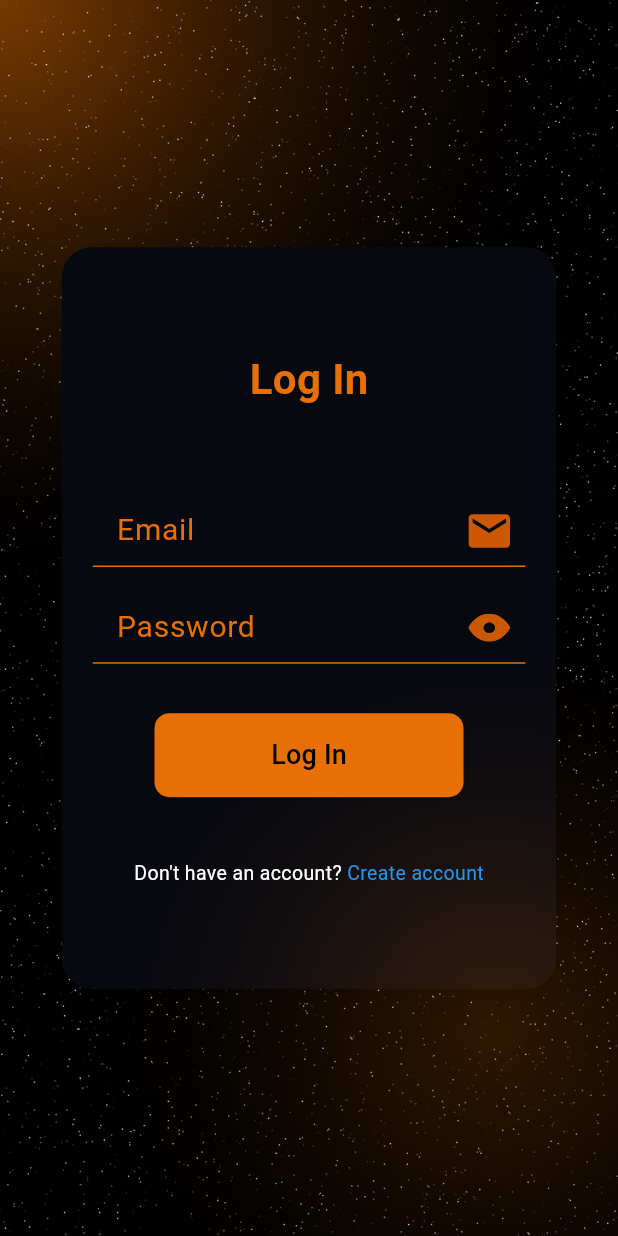
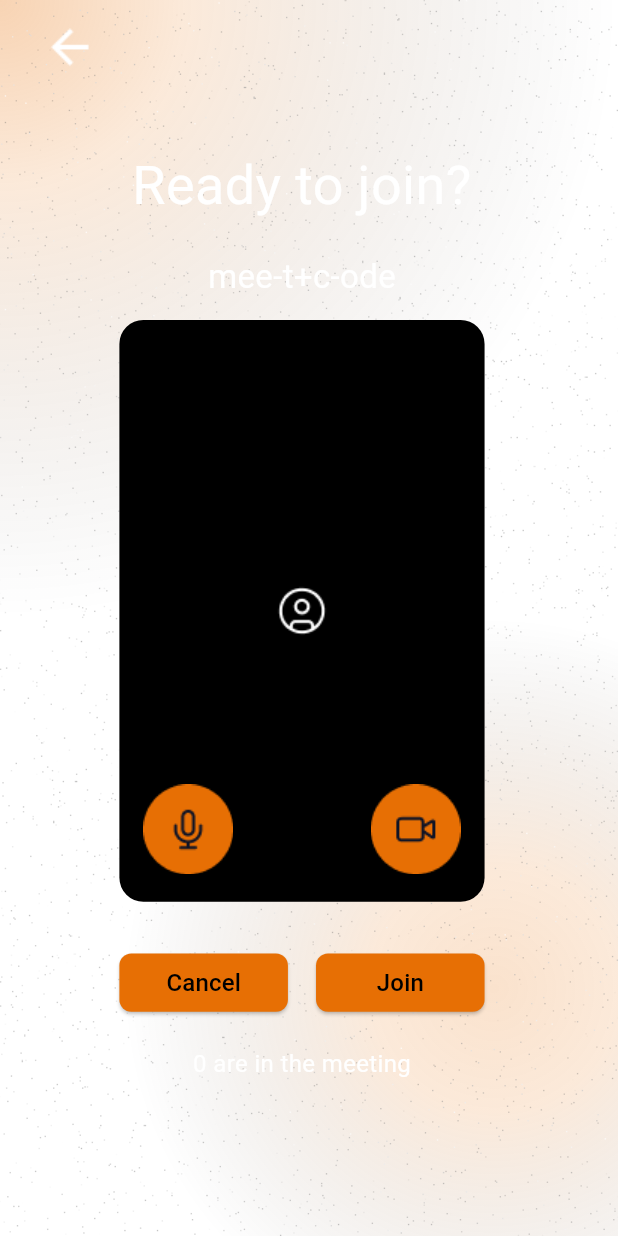
Before and after one commit to MLSAKIIT/weave-app, a Flutter app: the screen it shows after launch, on a phone screen of 412 x 824 dp. Run offline on Flutter 3.47's test engine with Material 3 defaults, Android fonts, the phone set to English and light mode, and no system bars; our stand-ins replace flutter_svg, google_fonts.

Commit message:
Preview UI Page completed

```diff
--- a/lib/main.dart
+++ b/lib/main.dart
@@ -1,36 +1,59 @@
+// import 'package:flutter/material.dart';
+// import 'package:weave_app/pages/email_verified.dart';
+// import 'package:weave_app/pages/Login.dart';
+// import 'package:weave_app/pages/reset_link_sent.dart';
+// import 'package:weave_app/pages/SignUp.dart';
+// import 'package:weave_app/pages/splashScreen.dart';
+// import 'package:weave_app/pages/email_sent.dart';
+// import 'package:weave_app/pages/reconnect.dart';
+//
+// void main() {
+//   runApp(MaterialApp(
+//     debugShowCheckedModeBanner: false,
+//     initialRoute: '/splash',
+//     routes: {
+//       // Initial Routes
+//       '/splash': (context) => SplashScreen(),
+//       '/': (context) => const Login(),
+//
+//       // Auth Routes
+//       '/Login': (context) => const Login(),
+//       '/SignUp': (context) => const SignUp(),
+//       '/email-verified': (context) => const EmailVerifiedPage(),
+//       '/reset-link-sent': (context) => const ResetLinkSent(),
+//       '/email-sent': (context) => const EmailSentPage(),
+//
+//       // Meeting Routes
+//       '/reconnect': (context) => const ReconnectPage(),
+//
+//       // Add other routes as needed
+//     },
+//     theme: ThemeData(
+//       primaryColor: const Color(0xFFE76F04),
+//       scaffoldBackgroundColor: const Color(0xFF070910),
+//     ),
+//   ));
+// }
+
+
+
+
+
 import 'package:flutter/material.dart';
-import 'package:weave_app/pages/email_verified.dart';
-import 'package:weave_app/pages/Login.dart';
-import 'package:weave_app/pages/reset_link_sent.dart';
-import 'package:weave_app/pages/SignUp.dart';
-import 'package:weave_app/pages/splashScreen.dart';
-import 'package:weave_app/pages/email_sent.dart';
-import 'package:weave_app/pages/reconnect.dart';
+import 'package:weave_app/pages/Preview.dart';
 
-void main() {
-  runApp(MaterialApp(
-    debugShowCheckedModeBanner: false,
-    initialRoute: '/splash',
-    routes: {
-      // Initial Routes
-      '/splash': (context) => SplashScreen(),
-      '/': (context) => const Login(),
+void main () {
+  runApp(MyApp());
+}
 
-      // Auth Routes
-      '/Login': (context) => const Login(),
-      '/SignUp': (context) => const SignUp(),
-      '/email-verified': (context) => const EmailVerifiedPage(),
-      '/reset-link-sent': (context) => const ResetLinkSent(),
-      '/email-sent': (context) => const EmailSentPage(),
+class MyApp extends StatelessWidget {
+  const MyApp({super.key});
 
-      // Meeting Routes
-      '/reconnect': (context) => const ReconnectPage(),
-
-      // Add other routes as needed
-    },
-    theme: ThemeData(
-      primaryColor: const Color(0xFFE76F04),
-      scaffoldBackgroundColor: const Color(0xFF070910),
-    ),
-  ));
+  @override
+  Widget build(BuildContext context) {
+    return MaterialApp(
+      debugShowCheckedModeBanner: false,
+      home: Preview(),
+    );
+  }
 }
--- /dev/null
+++ b/lib/pages/Preview.dart
@@ -0,0 +1,237 @@
+import 'package:flutter/material.dart';
+
+class Preview extends StatefulWidget {
+  const Preview({super.key});
+
+  @override
+  State<Preview> createState() => _PreviewState();
+}
+
+class _PreviewState extends State<Preview> {
+  String link = "mee-t+c-ode"; // Default Meeting code.
+  int people = 0; // Default Number of people.
+
+  @override
+  void initState() { // Incorrect method name
+    super.initState();
+    link = "mee-t+c-ode"; // Default Meeting code. Here, the meeting code will be updated, this will be completed once, the meeting code is given by the user
+    people = 0; // Default number of people. Here. no. of people will keep updating.
+  }
+
+  @override
+  Widget build(BuildContext context) {
+    final screenHeight = MediaQuery.of(context).size.height;
+    final screenWidth = MediaQuery.of(context).size.width;
+
+    return Material(
+      color: Colors.transparent,
+      child: Stack(
+        children: [
+          Positioned.fill(
+            child: Container(
+              decoration: const BoxDecoration(
+                  gradient: RadialGradient(
+                      colors: [Color(0x4DE76F04), Color(0x26E76F04), Colors.transparent],
+                      center: Alignment.topLeft,
+                      stops: [0.0, 0.3, 1.4],
+                      radius: 1.0,
+                      focalRadius: 0.3
+                  )
+              ),
+            ),
+          ),
+          Positioned.fill(
+              child: Container(
+                decoration: const BoxDecoration(
+                    gradient: RadialGradient(
+                        colors: [Color(0x33E76F04), Color(0x26E76F04), Colors.transparent],
+                        center: Alignment(0.6, 0.6),
+                        stops: [0.0, 0.2, 0.6],
+                        radius: 1.0,
+                        focalRadius: 0.3
+                    )
+                ),
+              )
+          ),
+          Positioned.fill(
+              child: Image.asset(
+                'assets/backgrounds/stars_background.png',
+                fit: BoxFit.cover,
+              )
+          ),
+          Positioned(
+            top: screenHeight * (15 / 956),
+            left: screenWidth * (30 / 440),
+            child: InkWell(
+              onTap: () {
+                print("Arrow working");
+              },
+              child: Image.asset(
+                  'assets/icons/arrow_back.png'
+              ),
+            ),
+          ),
+          Positioned(
+              left: screenWidth * (85 / 440),
+              top: screenHeight * (114 / 956),
+              child: Container(
+                height: screenHeight * (717 / 956),
+                width: screenWidth * (260 / 440),
+                color: Colors.transparent,
+                child: Column(
+                  mainAxisSize: MainAxisSize.min,
+                  children: [
+                     const Text(
+                        "Ready to join?",
+                        textAlign: TextAlign.center,
+                        style: TextStyle(
+                            color: Color(0xFFFFFFFF),
+                            fontSize: 36,
+                            fontFamily: 'Roboto'
+                        ),
+                      ),
+                    Padding(
+                      padding: EdgeInsets.only(
+                        top: screenHeight * (17 / 698),
+                      ),
+                      child: Text(
+                        link,
+                        style: const TextStyle(
+                            fontSize: 22,
+                            color: Color(0xFFFFFFFF),
+                            fontFamily: 'Roboto'
+                        ),
+                      ),
+                    ),
+                    Padding(
+                      padding: EdgeInsets.only(
+                        top: screenHeight * (11 / 698),
+                      ),
+                      child: Container(
+                        height: screenHeight * (450 / 956),
+                        width: screenWidth * (260 / 440),
+                        decoration: BoxDecoration(
+                          borderRadius: BorderRadius.circular(16),
+                          color: Colors.black,
+                        ),
+                        child: Stack(
+                          children: [
+                            Center(
+                                child: Image.asset(
+                                    "assets/icons/circle-user 18.png"
+                                )
+                            ),
+                            Positioned(
+                              left: screenWidth * (10 / 260),
+                              bottom: screenHeight * (10 / 450),
+                              child: InkWell(
+                                  onTap: () {
+                                    print("Mike Button Working"); // On tap for the mike button
+                                  },
+                                  child: Image.asset(
+                                      "assets/icons/Mike.png"
+                                  )
+                              ),
+                            ),
+                            Positioned(
+                              right: screenWidth * (10 / 260),
+                              bottom: screenHeight * (10 / 450),
+                              child: InkWell(
+                                  onTap: () {
+                                    print("Video Button Working"); // on tap for the video button
+                                  },
+                                  child: Image.asset(
+                                      "assets/icons/Video.png"
+                                  )
+                              ),
+                            ),
+                          ],
+                        ),
+                      ),
+                    ),
+                    Row(
+                      mainAxisSize: MainAxisSize.min,
+                      children: [
+                        Padding(
+                          padding: EdgeInsets.only(
+                            right: screenWidth * (20 / 440),
+                            top: screenHeight * (40 / 956),
+                          ),
+                          child: SizedBox(
+                            height: screenHeight * (45 / 956),
+                            width: screenWidth * (120 / 440),
+                            child: ElevatedButton(
+                              onPressed: () {
+                                print("Cancel Button Working");
+                              },
+                              style: ElevatedButton.styleFrom(
+                                backgroundColor: const Color(0xFFE76F04),
+                                foregroundColor: const Color(0xFF000000),
+                                shape: RoundedRectangleBorder(
+                                    borderRadius: BorderRadius.circular(8)
+                                ),
+                              ),
+                              child: const Text(
+                                "Cancel",
+                                style: TextStyle(
+                                    color: Color(0xFF000000),
+                                    fontSize: 16,
+                                    fontFamily: 'Roboto'
+                                ),
+                              ),
+                            ),
+                          ),
+                        ),
+                        Padding(
+                          padding: EdgeInsets.only(
+                            top: screenHeight * (40 / 956),
+                          ),
+                          child: SizedBox(
+                            height: screenHeight * (45 / 956),
+                            width: screenWidth * (120 / 440),
+                            child: ElevatedButton(
+                              onPressed: () {
+                                print("Join button working");
+                              },
+                              style: ElevatedButton.styleFrom(
+                                backgroundColor: const Color(0xFFE76F04),
+                                foregroundColor: const Color(0xFF000000),
+                                shape: RoundedRectangleBorder(
+                                    borderRadius: BorderRadius.circular(8)
+                                ),
+                              ),
+                              child: const Text(
+                                "Join",
+                                style: TextStyle(
+                                    color: Color(0xFF000000),
+                                    fontSize: 16,
+                                    fontFamily: 'Roboto'
+                                ),
+                              ),
+                            ),
+                          ),
+                        ),
+                      ],
+                    ),
+                    Padding(
+                      padding: EdgeInsets.only(
+                        top: screenHeight * (27 / 956),
+                      ),
+                      child: Text(
+                        "$people are in the meeting",
+                        style: const TextStyle(
+                            color: Color(0xFFFFFFFF),
+                            fontSize: 16,
+                            fontFamily: 'Roboto'
+                        ),
+                      ),
+                    ),
+                  ],
+                ),
+              )
+          ),
+        ],
+      ),
+    );
+  }
+}
--- a/pubspec.yaml
+++ b/pubspec.yaml
@@ -68,12 +68,17 @@ flutter:
   # To add assets to your application, add an assets section, like this:
   assets:
       - assets/backgrounds/star.png
+      - assets/backgrounds/stars_background.png
       - assets/backgrounds/Group 142.png
       - assets/icons/eye_visibility_toggle.svg
       - assets/icons/Group 145.png
       - assets/icons/mail.svg
       - assets/icons/person.svg
       - assets/icons/ReconnectButton.png
+      - assets/icons/arrow_back.png
+      - assets/icons/circle-user 18.png
+      - assets/icons/Mike.png
+      - assets/icons/Video.png
       - assets/icons/Splash_screen3.png
       - assets/icons/weave_logo.svg
 
```
Also changed, not shown: assets/icons/Mike.png (added), assets/icons/Video.png (added), assets/icons/arrow_back.png (added), assets/icons/circle-user 18.png (added), 250 other files.
